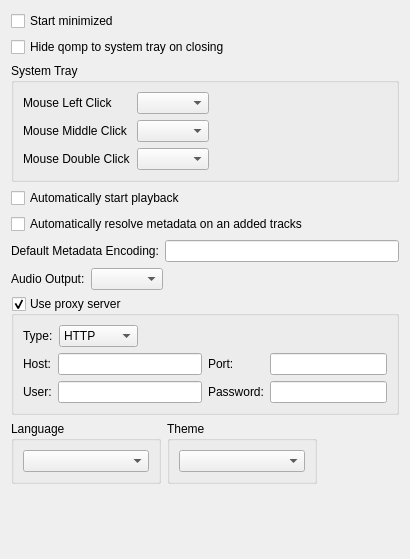
Before: the Qt Designer form src/options/qompoptionsmain.ui in qomp/qomp, drawn with Qt 5.
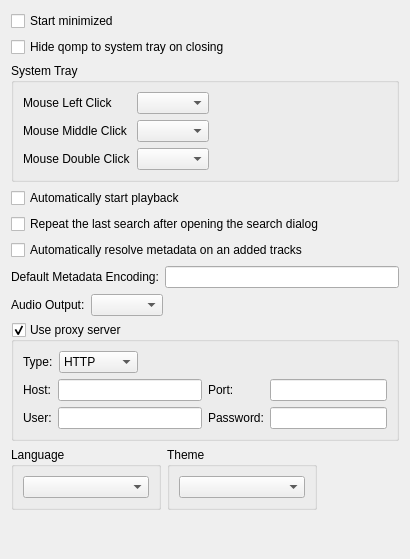
After: the same form once the commit is applied.

Commit message: add option repeat_last_search

Diff of the .ui file:
```diff
--- a/src/options/qompoptionsmain.ui
+++ b/src/options/qompoptionsmain.ui
@@ -93,6 +93,13 @@
      </property>
     </widget>
    </item>
+   <item>
+    <widget class="QCheckBox" name="cb_repeatLastSearch">
+     <property name="text">
+      <string>Repeat the last search after opening the search dialog</string>
+     </property>
+    </widget>
+   </item>
    <item>
     <widget class="QCheckBox" name="cb_metaData">
      <property name="text">
```
The commit also changes 4 other files.
